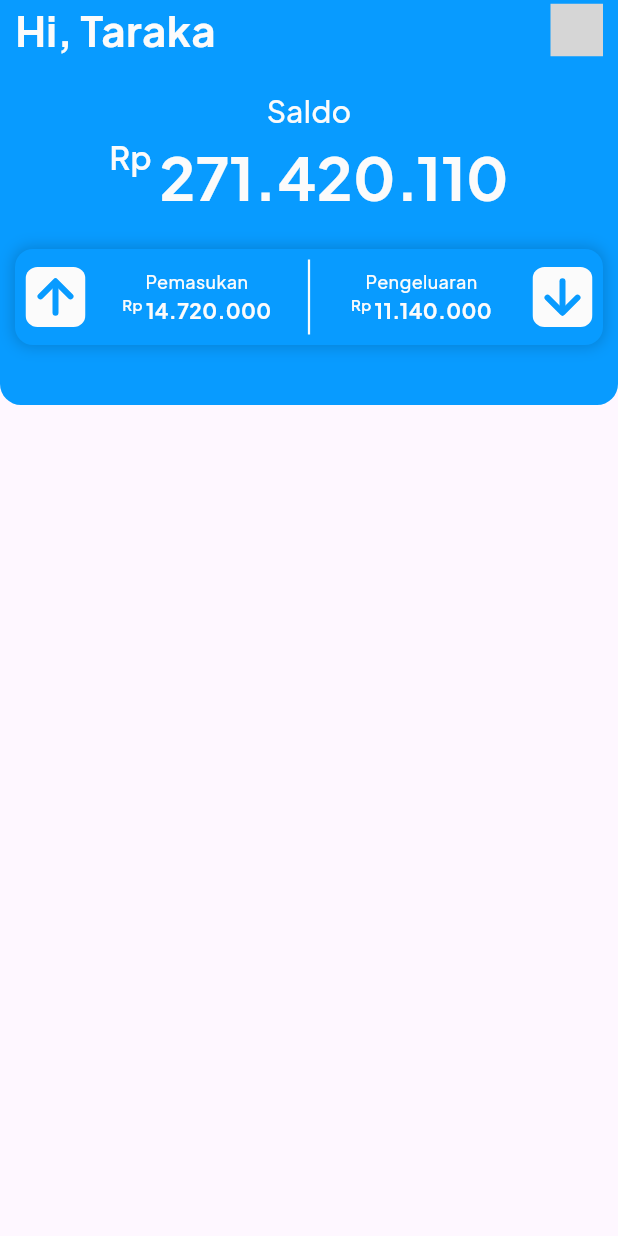
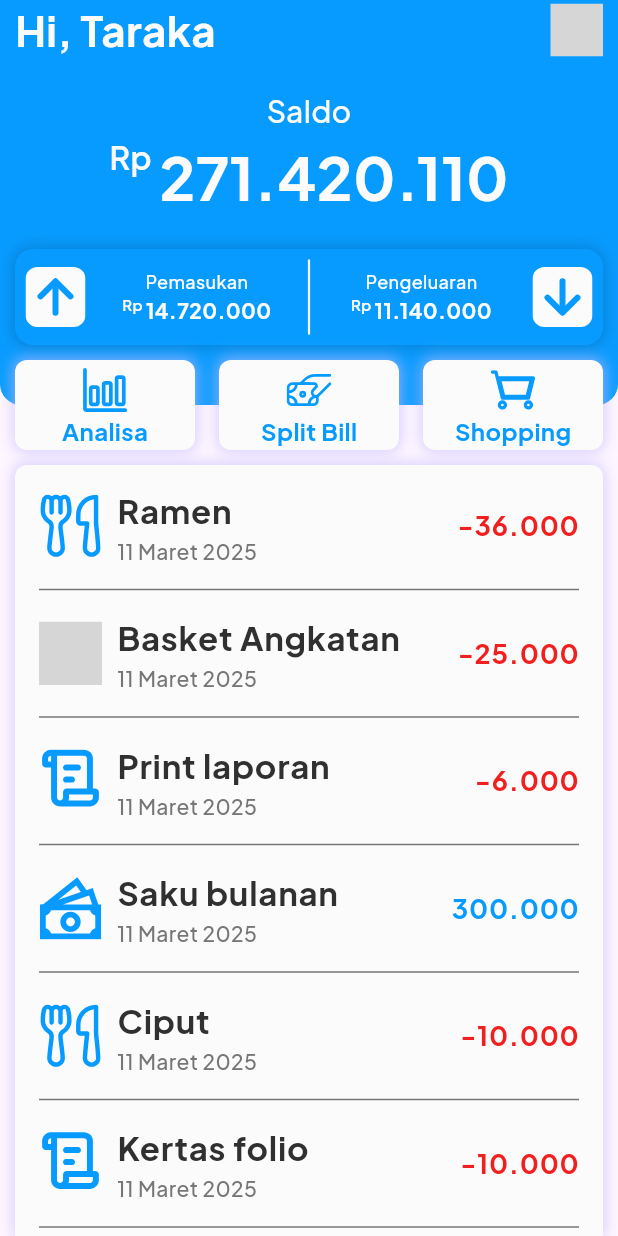
Before and after one commit to richofal/economate_mobile, a Flutter app: the screen it shows after launch, on a phone screen of 412 x 824 dp. Run offline on Flutter 3.47's test engine with Material 3 defaults, Android fonts, the phone set to English and light mode, and no system bars; our stand-ins replace flutter_svg, gap, google_fonts; grey boxes are pictures that could not be loaded.

Commit message:
Menyelesaikan listtile untuk history transaksi

```diff
--- a/lib/constants/color_constant.dart
+++ b/lib/constants/color_constant.dart
@@ -8,4 +8,5 @@ class ColorConstant {
   static Color putihbiru = Color(0xFFF2F9FF);
   static Color hitam = Color(0xFF303030);
   static Color hitamshadow = Color(0x2B000000);
+  static Color merah = Color(0xFFF12020);
 }
--- a/lib/pages/home.dart
+++ b/lib/pages/home.dart
@@ -1,5 +1,7 @@
 import 'package:economate_mobile/widgets/background_home.dart';
 import 'package:economate_mobile/constants/color_constant.dart';
+import 'package:economate_mobile/widgets/fitur_home.dart';
+import 'package:economate_mobile/widgets/listhistory.dart';
 import 'package:economate_mobile/widgets/saldobesar_home.dart';
 import 'package:economate_mobile/widgets/saldokecil_home.dart';
 import 'package:flutter/material.dart';
@@ -14,7 +16,7 @@ class Home extends StatelessWidget{
   Widget build(BuildContext context) {
     return BackgroundHome(
       child: Padding(
-        padding: const EdgeInsets.symmetric(horizontal: 10),
+        padding: const EdgeInsets.symmetric(horizontal: 10, vertical: 0),
         child: Column(
           children: [
             Row(
@@ -88,10 +90,49 @@ class Home extends StatelessWidget{
               )
             ),
 
+            const Gap(10),
+
             Row(
+              mainAxisAlignment: MainAxisAlignment.spaceBetween,
               children: [
+                FiturHome(type: 'Analisa'),
 
+                FiturHome(type: 'Split Bill'),
+
+                FiturHome(type: 'Shopping'),
               ],
+            ),
+
+            const Gap(10),
+
+            Expanded(
+              child: Container(
+                decoration: BoxDecoration(
+                  color: ColorConstant.putih,
+                  borderRadius: BorderRadius.only(
+                    topLeft: Radius.circular(8.0),
+                    topRight: Radius.circular(8.0)
+                  ),
+                  boxShadow: [
+                    BoxShadow(
+                      color: ColorConstant.birushadow,
+                      spreadRadius: 1,
+                      blurRadius: 8,
+                    ),
+                  ],
+                ),
+                child: ListView(
+                  padding: EdgeInsets.only(top: 6),
+                  children: [
+                    Listhistory(isIcon: 'makan', isTitle: 'Ramen', isDate: '11 Maret 2025', isNominal: -36000),
+                    Listhistory(isIcon: 'bola', isTitle: 'Basket Angkatan', isDate: '11 Maret 2025', isNominal: -25000),
+                    Listhistory(isIcon: 'paper', isTitle: 'Print laporan', isDate: '11 Maret 2025', isNominal: -6000),
+                    Listhistory(isIcon: 'cash', isTitle: 'Saku bulanan', isDate: '11 Maret 2025', isNominal: 300000),
+                    Listhistory(isIcon: 'makan', isTitle: 'Ciput', isDate: '11 Maret 2025', isNominal: -10000),
+                    Listhistory(isIcon: 'paper', isTitle: 'Kertas folio', isDate: '11 Maret 2025', isNominal: -10000),
+                  ],
+                )
+              ),
             )
           ],
         ),
--- a/lib/widgets/fitur_home.dart
+++ b/lib/widgets/fitur_home.dart
@@ -1,17 +1,55 @@
 import 'package:economate_mobile/constants/color_constant.dart';
 import 'package:flutter/material.dart';
+import 'package:flutter_svg/flutter_svg.dart';
 import 'package:google_fonts/google_fonts.dart';
 import 'package:gap/gap.dart';
 
 class FiturHome extends StatelessWidget{
-  const FiturHome({super.key});
+  final String type;
+
+  const FiturHome({super.key, required this.type});
+
+  String iconSource(String name){
+    String icon = name.replaceAll(' ', '');
+    return "assets/svgs/${icon.toLowerCase()}.svg";
+  }
 
   @override
   Widget build(BuildContext context) {
+
     return Container(
+      height: 60,
+      width: 120,
+      decoration: BoxDecoration(
+        color: ColorConstant.putih,
+        borderRadius: BorderRadius.circular(8.0),
+        boxShadow: [
+          BoxShadow(
+            color: Color(0xB1C5BAFF),
+            spreadRadius: 1,
+            blurRadius: 8,
+          ),
+        ],
+      ),
       child: Column(
+        mainAxisAlignment: MainAxisAlignment.center,
         children: [
+          const Gap(4),
 
+          SvgPicture.asset(iconSource(type),
+            height: 30,
+            width: 30,
+          ),
+
+          const Gap(1),
+
+          Text(type,
+            style: GoogleFonts.plusJakartaSans(
+              fontSize: 16,
+              fontWeight: FontWeight.w700,
+              color: ColorConstant.birumuda,
+            ),
+          )
         ],
       ),
     );
--- /dev/null
+++ b/lib/widgets/listhistory.dart
@@ -0,0 +1,70 @@
+import 'package:economate_mobile/constants/color_constant.dart';
+import 'package:flutter/material.dart';
+import 'package:flutter_svg/flutter_svg.dart';
+import 'package:google_fonts/google_fonts.dart';
+import 'package:intl/intl.dart';
+
+class Listhistory extends StatelessWidget{
+  final String isIcon;
+  final String isTitle;
+  final String isDate;
+  final double isNominal;
+
+  const Listhistory({super.key, required this.isIcon, required this.isTitle, required this.isDate, required this.isNominal});
+
+  String iconSource(String name){
+    String icon = name.replaceAll(' ', '');
+    return "assets/svgs/${icon.toLowerCase()}.svg";
+  }
+
+  String formatMoney(double amount) {
+    final numberFormat = NumberFormat('#,###', 'id_ID');
+    return numberFormat.format(amount);
+  }
+
+  @override
+  Widget build(BuildContext context) {
+    return Padding(padding: EdgeInsets.symmetric(horizontal: 16),
+      child: Column(
+        children: [
+          ListTile(
+            contentPadding: EdgeInsets.symmetric(horizontal: 0),
+            horizontalTitleGap: 10,
+            dense: true,
+
+            leading: SvgPicture.asset(iconSource(isIcon),
+              height: 42,
+              width: 42,
+            ),
+            title: Text(isTitle,
+              style: GoogleFonts.plusJakartaSans(
+                fontSize: 22,
+                fontWeight: FontWeight.w700,
+                color: ColorConstant.hitam
+              ),
+            ),
+            subtitle: Text(isDate,
+              style: GoogleFonts.plusJakartaSans(
+                fontSize: 14,
+                fontWeight: FontWeight.w500,
+                color: ColorConstant.abu
+              ),
+            ),
+            trailing: Text(formatMoney(isNominal),
+              style: GoogleFonts.plusJakartaSans(
+                fontSize: 18,
+                fontWeight: FontWeight.w700,
+                color: isNominal < 0 ? ColorConstant.merah : ColorConstant.birumuda
+              ),
+            ),
+          ),
+
+          Divider(
+            thickness: 1,
+            color: ColorConstant.abu,
+          ),
+        ],
+      ),
+    );
+  }
+}
--- a/lib/widgets/textfield_signin.dart
+++ b/lib/widgets/textfield_signin.dart
@@ -1,3 +1,4 @@
+import 'package:economate_mobile/constants/color_constant.dart';
 import 'package:flutter/material.dart';
 import 'package:flutter_svg/flutter_svg.dart';
 import 'package:google_fonts/google_fonts.dart';
@@ -26,11 +27,11 @@ class TextfieldSignin extends StatelessWidget{
                         width: 300, // Menentukan lebar TextField
                         padding: const EdgeInsets.only(left: 70),
                         decoration: BoxDecoration(
-                          color: Color(0xFFFBFBFB),
+                          color: ColorConstant.putih,
                           borderRadius: BorderRadius.circular(30.0),
                           boxShadow: [
                             BoxShadow(
-                              color: Color(0xB1C5BAFF),
+                              color: ColorConstant.birushadow,
                               spreadRadius: 1,
                               blurRadius: 8,
                             ),
```
Also changed, not shown: 1 other file.
